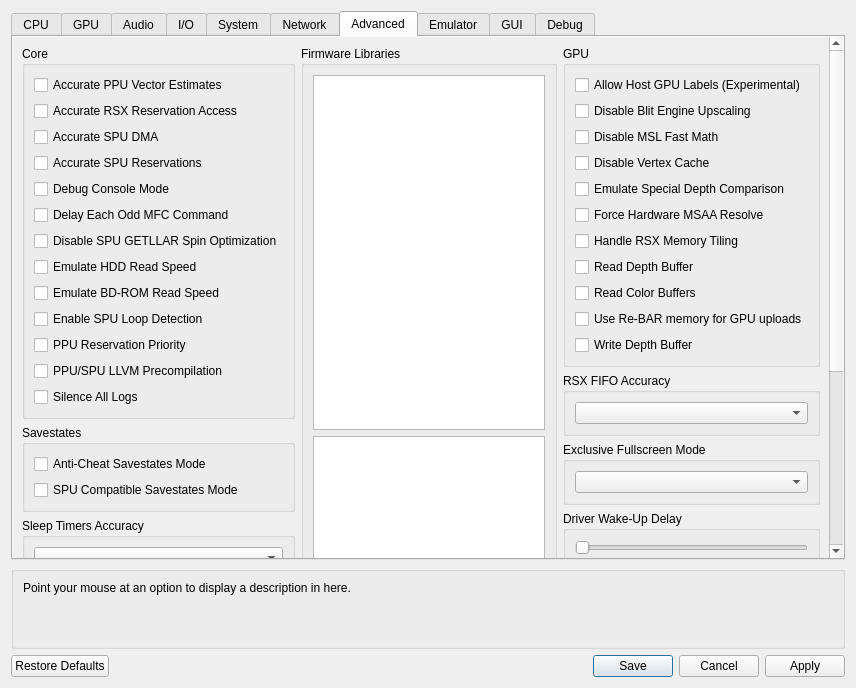
RPCS3/rpcs3, file rpcs3/rpcs3qt/settings_dialog.ui: the form before one commit.
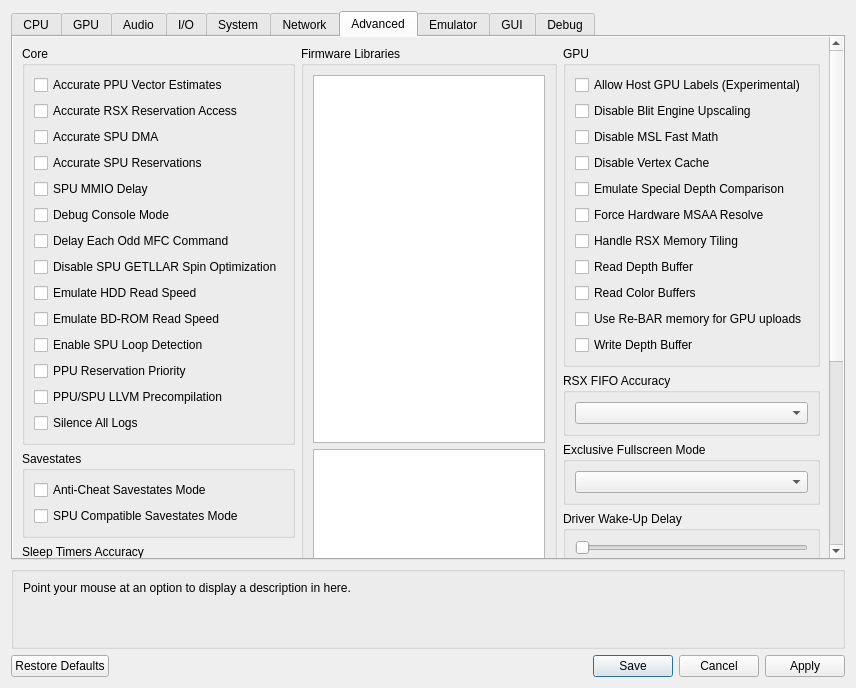
The form after the commit. The open tabs and pages were chosen to show the change. Icons and pictures are not drawn. Custom widgets are drawn as their Qt base class.

Commit message: Add SPU MMIO Delay to GUI

Patch:
```diff
--- a/rpcs3/rpcs3qt/settings_dialog.ui
+++ b/rpcs3/rpcs3qt/settings_dialog.ui
@@ -2566,6 +2566,13 @@
                     </property>
                    </widget>
                   </item>
+                  <item>
+                   <widget class="QCheckBox" name="spuMmioDelay">
+                    <property name="text">
+                     <string>SPU MMIO Delay</string>
+                    </property>
+                   </widget>
+                  </item>
                   <item>
                    <widget class="QCheckBox" name="debugConsoleMode">
                     <property name="text">
```
The commit also changes 4 other files.
